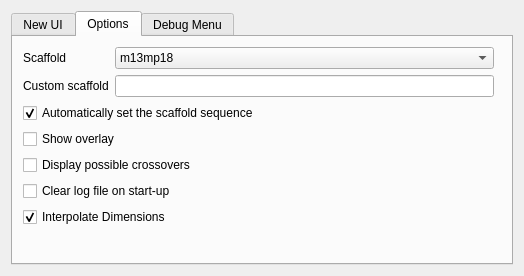
Qt form AdenitaCoreSE/form/SEAdenitaCoreSEAppGUI.ui (edellano/Adenita-SAMSON-Edition) before a commit.
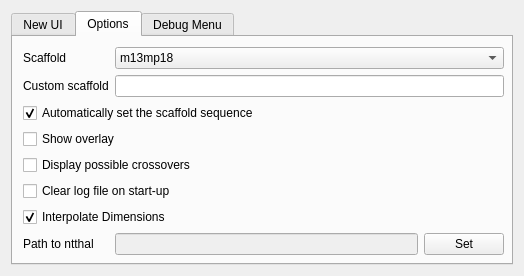
The same form after that commit. The open tabs and pages were chosen to show the change.

Commit message: Added option to SEConfig to specify ntthal executable as well as in the Options menu

Patch:
```diff
--- a/AdenitaCoreSE/form/SEAdenitaCoreSEAppGUI.ui
+++ b/AdenitaCoreSE/form/SEAdenitaCoreSEAppGUI.ui
@@ -160,19 +160,91 @@
           <rect>
            <x>10</x>
            <y>10</y>
-           <width>471</width>
-           <height>202</height>
+           <width>481</width>
+           <height>211</height>
           </rect>
          </property>
-         <layout class="QFormLayout" name="formLayout">
-          <item row="2" column="0">
+         <layout class="QGridLayout" name="gridLayout">
+          <item row="1" column="0">
+           <widget class="QLabel" name="label_2">
+            <property name="text">
+             <string>Custom scaffold</string>
+            </property>
+           </widget>
+          </item>
+          <item row="7" column="1">
+           <widget class="QLineEdit" name="lineNtthal">
+            <property name="enabled">
+             <bool>false</bool>
+            </property>
+           </widget>
+          </item>
+          <item row="7" column="0">
+           <widget class="QLabel" name="label_3">
+            <property name="text">
+             <string>Path to ntthal</string>
+            </property>
+           </widget>
+          </item>
+          <item row="0" column="0">
            <widget class="QLabel" name="label">
             <property name="text">
              <string>Scaffold</string>
             </property>
            </widget>
           </item>
-          <item row="2" column="1">
+          <item row="7" column="2">
+           <widget class="QPushButton" name="btnSetPathNtthal">
+            <property name="text">
+             <string>Set</string>
+            </property>
+           </widget>
+          </item>
+          <item row="6" column="0" colspan="3">
+           <widget class="QCheckBox" name="chkInterpolateDim">
+            <property name="text">
+             <string>Interpolate Dimensions</string>
+            </property>
+            <property name="checked">
+             <bool>true</bool>
+            </property>
+           </widget>
+          </item>
+          <item row="5" column="0" colspan="3">
+           <widget class="QCheckBox" name="chkClearLog">
+            <property name="text">
+             <string>Clear log file on start-up</string>
+            </property>
+           </widget>
+          </item>
+          <item row="4" column="0" colspan="3">
+           <widget class="QCheckBox" name="chkXODisplay">
+            <property name="text">
+             <string>Display possible crossovers</string>
+            </property>
+           </widget>
+          </item>
+          <item row="3" column="0" colspan="3">
+           <widget class="QCheckBox" name="chkOverlay">
+            <property name="text">
+             <string>Show overlay</string>
+            </property>
+           </widget>
+          </item>
+          <item row="2" column="0" colspan="3">
+           <widget class="QCheckBox" name="chkAutoScaffold">
+            <property name="text">
+             <string>Automatically set the scaffold sequence</string>
+            </property>
+            <property name="checked">
+             <bool>true</bool>
+            </property>
+           </widget>
+          </item>
+          <item row="1" column="1" colspan="2">
+           <widget class="QLineEdit" name="lineCustomScaffold"/>
+          </item>
+          <item row="0" column="1" colspan="2">
            <widget class="QComboBox" name="cmbScaffold">
             <item>
              <property name="text">
@@ -191,57 +263,6 @@
             </item>
            </widget>
           </item>
-          <item row="3" column="0">
-           <widget class="QLabel" name="label_2">
-            <property name="text">
-             <string>Custom scaffold</string>
-            </property>
-           </widget>
-          </item>
-          <item row="3" column="1">
-           <widget class="QLineEdit" name="lineCustomScaffold"/>
-          </item>
-          <item row="4" column="0" colspan="2">
-           <widget class="QCheckBox" name="chkAutoScaffold">
-            <property name="text">
-             <string>Automatically set the scaffold sequence</string>
-            </property>
-            <property name="checked">
-             <bool>true</bool>
-            </property>
-           </widget>
-          </item>
-          <item row="5" column="0" colspan="2">
-           <widget class="QCheckBox" name="chkOverlay">
-            <property name="text">
-             <string>Show overlay</string>
-            </property>
-           </widget>
-          </item>
-          <item row="6" column="0" colspan="2">
-           <widget class="QCheckBox" name="chkXODisplay">
-            <property name="text">
-             <string>Display possible crossovers</string>
-            </property>
-           </widget>
-          </item>
-          <item row="7" column="0" colspan="2">
-           <widget class="QCheckBox" name="chkClearLog">
-            <property name="text">
-             <string>Clear log file on start-up</string>
-            </property>
-           </widget>
-          </item>
-          <item row="8" column="0" colspan="2">
-           <widget class="QCheckBox" name="chkInterpolateDim">
-            <property name="text">
-             <string>Interpolate Dimensions</string>
-            </property>
-            <property name="checked">
-             <bool>true</bool>
-            </property>
-           </widget>
-          </item>
          </layout>
         </widget>
        </widget>
```
Left out of the diff: 21 changed lines with no effect on the pictures. The commit also changes 5 other files.
